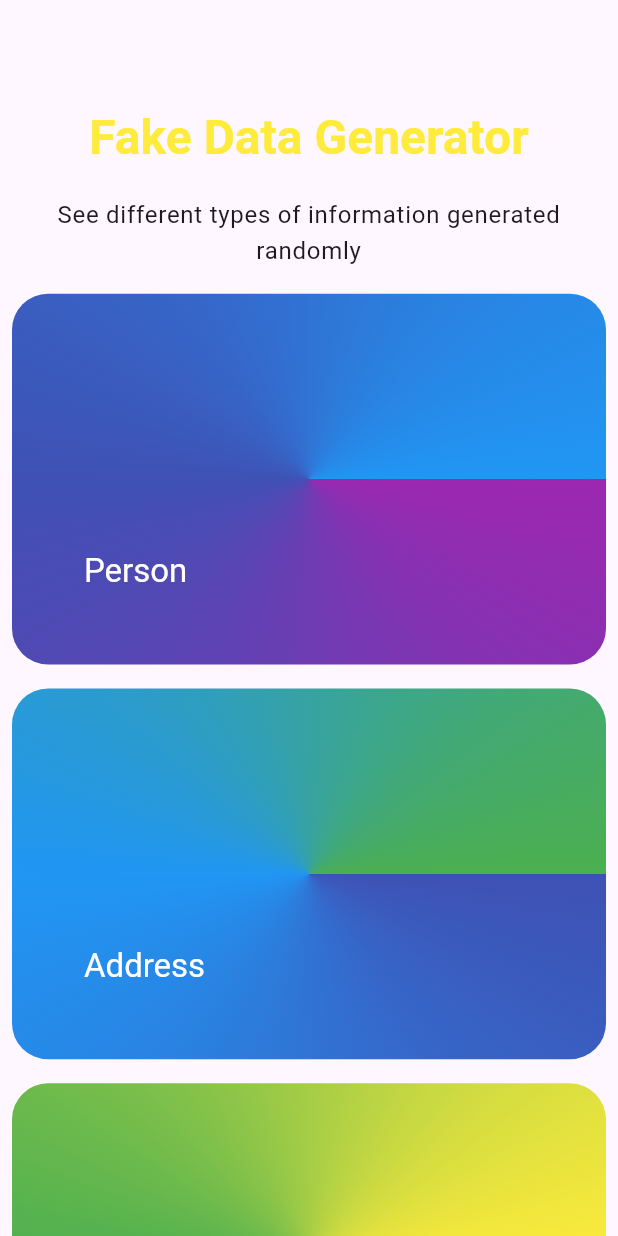
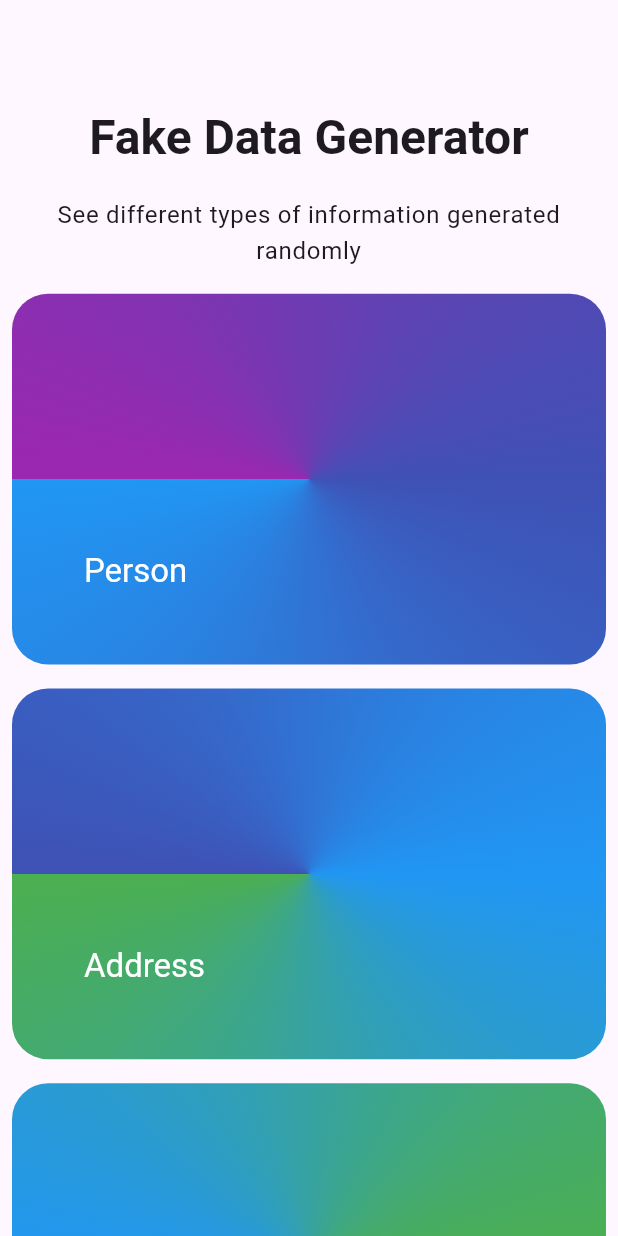
Before and after one commit to ThePunisher569/fake_data_generator, a Flutter app: the screen it shows after launch, on a phone screen of 412 x 824 dp. Run offline on Flutter 3.47's test engine with Material 2 defaults, Android fonts, the phone set to English and light mode, and no system bars; drawn by our look-alikes of animated_text_kit; our stand-ins replace dio, go_router, logger.

```diff
--- a/lib/router/router.dart
+++ b/lib/router/router.dart
@@ -33,7 +33,7 @@
       builder: (context, state) => const BeerScreen(),
     ),
     GoRoute(
-      path: '/banks',
+      path: '/bank',
       builder: (context, state) => const BankScreen(),
     ),
     GoRoute(
--- a/lib/ui/home/home.dart
+++ b/lib/ui/home/home.dart
@@ -12,23 +12,6 @@
 }
 
 class _HomeState extends State<Home> {
-  /// these colors are used in title wave animation
-  List<Color> titleColors = [
-    Colors.purple,
-    Colors.indigo,
-    Colors.blue,
-    Colors.green,
-    Colors.yellow,
-    Colors.orange,
-    Colors.red,
-  ];
-
-  @override
-  void initState() {
-    titleColors.shuffle();
-    super.initState();
-  }
-
   @override
   Widget build(BuildContext context) {
     final size = MediaQuery.of(context).size;
@@ -42,17 +25,16 @@
               title: Center(
                 child: AnimatedTextKit(
                   animatedTexts: [
-                    ColorizeAnimatedText(
-                      Constants.appName,
-                      textStyle:
-                          Theme.of(context).textTheme.headlineLarge!.copyWith(
-                                fontWeight: FontWeight.bold,
-                              ),
-                      speed: const Duration(milliseconds: 800),
-                      colors: titleColors,
-                      textAlign: TextAlign.center,
-                    ),
+                    TypewriterAnimatedText(Constants.appName,
+                        textStyle:
+                            Theme.of(context).textTheme.headlineLarge!.copyWith(
+                                  fontWeight: FontWeight.bold,
+                                ),
+                        textAlign: TextAlign.center,
+                        speed: const Duration(milliseconds: 250),
+                        curve: Curves.decelerate)
                   ],
+                  repeatForever: true,
                 ),
               ),
             ),
--- a/lib/utils/constants.dart
+++ b/lib/utils/constants.dart
@@ -4,7 +4,8 @@
 class Constants {
   static const url = 'https://random-data-api.com/api/v2/';
   static const appName = 'Fake Data Generator';
-  static const appDesc = 'See different types of information generated randomly';
+  static const appDesc =
+      'See different types of information generated randomly';
 
   static const contentList = [
     'Person',
@@ -14,7 +15,6 @@
     'Blood Type',
     'Appliance',
     'Credit Card',
-
   ];
 
   static const gradientList = [
```
Also changed, not shown: lib/ui/home/list_item_widget.dart (+24 -1 lines).
